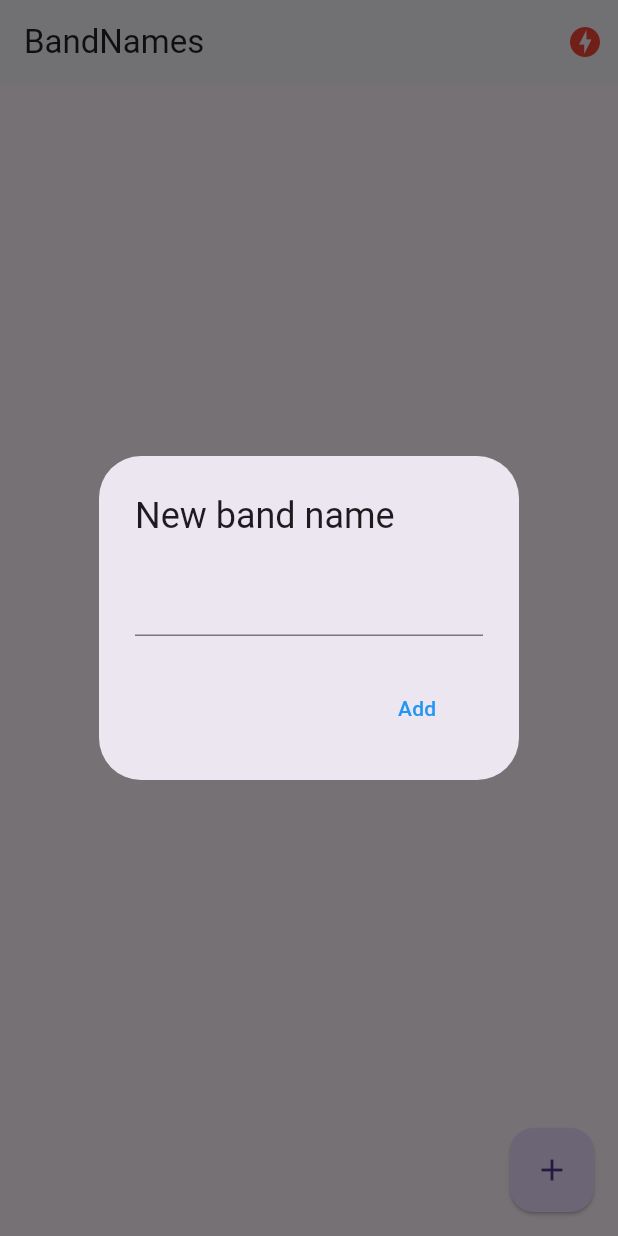
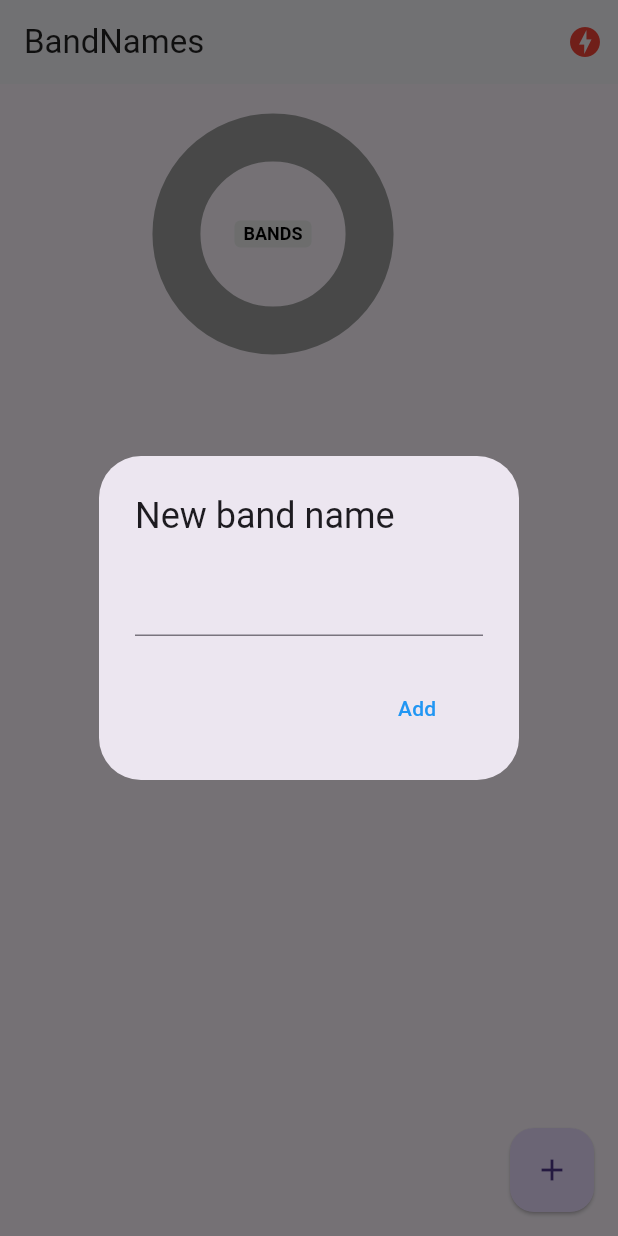
Before and after one commit to cdcr/BandProject, a Flutter app: the screen it shows after launch, after a tap on the "add" icon, on a phone screen of 412 x 824 dp. Run offline on Flutter 3.47's test engine with Material 3 defaults, Android fonts, the light colour scheme and no system bars; drawn by our look-alikes of pie_chart; our stand-ins replace socket_io_client; network calls fail.

Commit message:
App Version 1

```diff
--- a/band_names/lib/pages/home.dart
+++ b/band_names/lib/pages/home.dart
@@ -3,8 +3,10 @@ import 'dart:io';
 import 'package:band_names/models/band.dart';
 import 'package:band_names/services/socket_service.dart';
 import 'package:flutter/cupertino.dart';
+import 'package:flutter/foundation.dart';
 import 'package:flutter/material.dart';
 import 'package:provider/provider.dart';
+import 'package:pie_chart/pie_chart.dart';
 
 class HomePage extends StatefulWidget {
   @override
@@ -17,10 +19,7 @@ class _HomePageState extends State<HomePage> {
   @override
   void initState() {
     final socketService = Provider.of<SocketService>(context, listen: false);
-    socketService.socket.on('active-bands', (payload) {
-      this.bands = (payload as List).map((band) => Band.fromMap(band)).toList();
-      setState(() {});
-    });
+    socketService.socket.on('active-bands', _handleActiveBands);
 
     super.initState();
   }
@@ -30,6 +29,11 @@ class _HomePageState extends State<HomePage> {
     final socketService = Provider.of<SocketService>(context, listen: false);
     socketService.socket.off('active-bands');
     super.dispose();
+  }
+
+  _handleActiveBands(dynamic payload) {
+    this.bands = (payload as List).map((band) => Band.fromMap(band)).toList();
+    setState(() {});
   }
 
   @override
@@ -50,9 +54,16 @@ class _HomePageState extends State<HomePage> {
           )
         ],
       ),
-      body: ListView.builder(
+      body: Column(
+        children: <Widget>[
+          _showGrafic(),
+          Expanded(
+            child: ListView.builder(
                 itemCount: bands.length,
                 itemBuilder: (context, i) => _bandTile(bands[i])),
+          )
+        ],
+      ),
       floatingActionButton: FloatingActionButton(
           onPressed: addNewBand, elevation: 1, child: Icon(Icons.add)),
     );
@@ -63,9 +74,7 @@ class _HomePageState extends State<HomePage> {
     return Dismissible(
       key: Key(band.id),
       direction: DismissDirection.startToEnd,
-      onDismissed: (direction) {
-        print('id: ${band.id.toString()} direction: $direction');
-      },
+      onDismissed: (_) => deleteBandToList('id: ${band.id.toString()}'),
       background: Container(
         padding: EdgeInsets.only(left: 8.0),
         color: Colors.red,
@@ -84,10 +93,7 @@ class _HomePageState extends State<HomePage> {
         ),
         title: Text(band.name),
         trailing: Text('${band.votes}', style: TextStyle(fontSize: 20)),
-        onTap: () {
-          socketService.socket.emit('add-vote', {'id': band.id});
-          setState(() {});
-        },
+        onTap: () => socketService.socket.emit('add-vote', {'id': band.id}),
       ),
     );
   }
@@ -97,8 +103,7 @@ class _HomePageState extends State<HomePage> {
     if (Platform.isAndroid) {
       return showDialog(
           context: context,
-          builder: (context) {
-            return AlertDialog(
+          builder: (_) => AlertDialog(
                 title: Text('New band name'),
                 content: TextField(
                   controller: textController,
@@ -110,14 +115,12 @@ class _HomePageState extends State<HomePage> {
                       onPressed: () => addBandToList(textController.text),
                       child: Text('Add'))
                 ],
-            );
-          });
+              ));
     }
 
     showCupertinoDialog(
         context: context,
-        builder: (_) {
-          return CupertinoAlertDialog(
+        builder: (_) => CupertinoAlertDialog(
               title: Text('New Band Name'),
               content: CupertinoTextField(
                 controller: textController,
@@ -134,15 +137,64 @@ class _HomePageState extends State<HomePage> {
                   onPressed: () => Navigator.pop(context),
                 ),
               ],
-          );
-        });
+            ));
   }
 
   void addBandToList(String name) {
     if (name.length > 1) {
-      this.bands.add(new Band(DateTime.now().toString(), name, 0));
-      setState(() {});
+      final socketService = Provider.of<SocketService>(context, listen: false);
+      socketService.socket.emit('add-band', {'name': name});
     }
     Navigator.pop(context);
   }
+
+  void deleteBandToList(String id) {
+    if (id.length > 1) {
+      final socketService = Provider.of<SocketService>(context, listen: false);
+      socketService.socket.emit('erase-band', {'id': id});
     }
+  }
+
+  Widget _showGrafic() {
+    Map<String, double> dataMap = new Map();
+    bands.forEach((band) {
+      dataMap.putIfAbsent(band.name, () => band.votes.toDouble());
+    });
+    final List<Color> colorList = [
+      Colors.blue.shade50,
+      Colors.blue.shade200,
+      Colors.pink.shade50,
+      Colors.pink.shade200,
+      Colors.yellow.shade50,
+      Colors.yellow.shade200,
+    ];
+
+    return Container(
+        width: double.infinity,
+        height: 200,
+        child: PieChart(
+            dataMap: dataMap,
+            animationDuration: Duration(milliseconds: 800),
+            chartRadius: MediaQuery.of(context).size.width / 3.2,
+            colorList: colorList,
+            initialAngleInDegree: 0,
+            chartType: ChartType.ring,
+            ringStrokeWidth: 32,
+            centerText: "BANDS",
+            legendOptions: LegendOptions(
+              showLegendsInRow: false,
+              showLegends: true,
+              legendShape: BoxShape.circle,
+              legendTextStyle: TextStyle(
+                fontWeight: FontWeight.bold,
+              ),
+            ),
+            chartValuesOptions: ChartValuesOptions(
+              showChartValueBackground: true,
+              showChartValues: true,
+              showChartValuesInPercentage: true,
+              showChartValuesOutside: false,
+              decimalPlaces: 1,
+            )));
+  }
+}
--- a/band_names/lib/services/socket_service.dart
+++ b/band_names/lib/services/socket_service.dart
@@ -16,7 +16,7 @@ class SocketService with ChangeNotifier {
 
   void _initConfig() {
     // Dart client
-    this._socket = IO.io('http://localhost:3001/', {
+    this._socket = IO.io('http://10.0.2.2:3001/', {
       'transports': ['websocket'],
       'autoConnect': true
     });
--- a/band_names/pubspec.yaml
+++ b/band_names/pubspec.yaml
@@ -11,6 +11,7 @@ dependencies:
     sdk: flutter
   socket_io_client: ^3.0.1
   provider: ^6.1.2
+  pie_chart: ^5.4.0
 
 dev_dependencies:
   flutter_test:
```
Also changed, not shown: band_names/pubspec.lock, 126 other files. Lines whose indentation alone changed are shown as unchanged.
